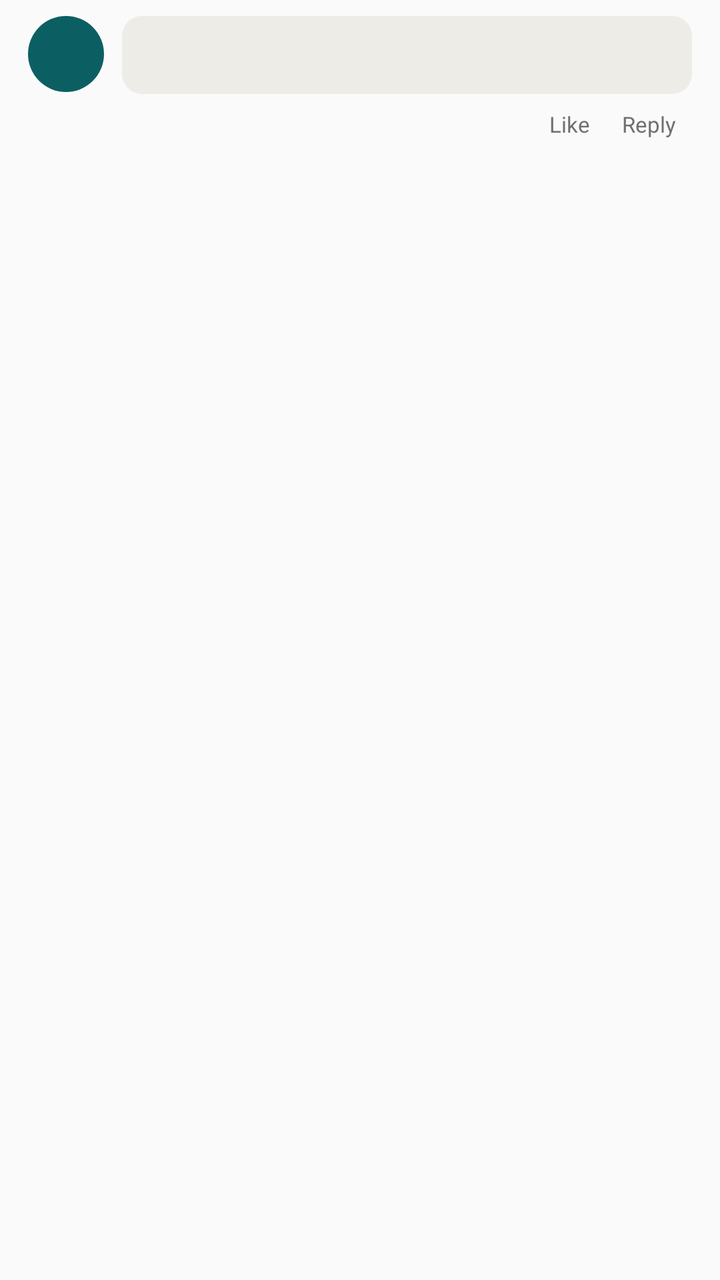
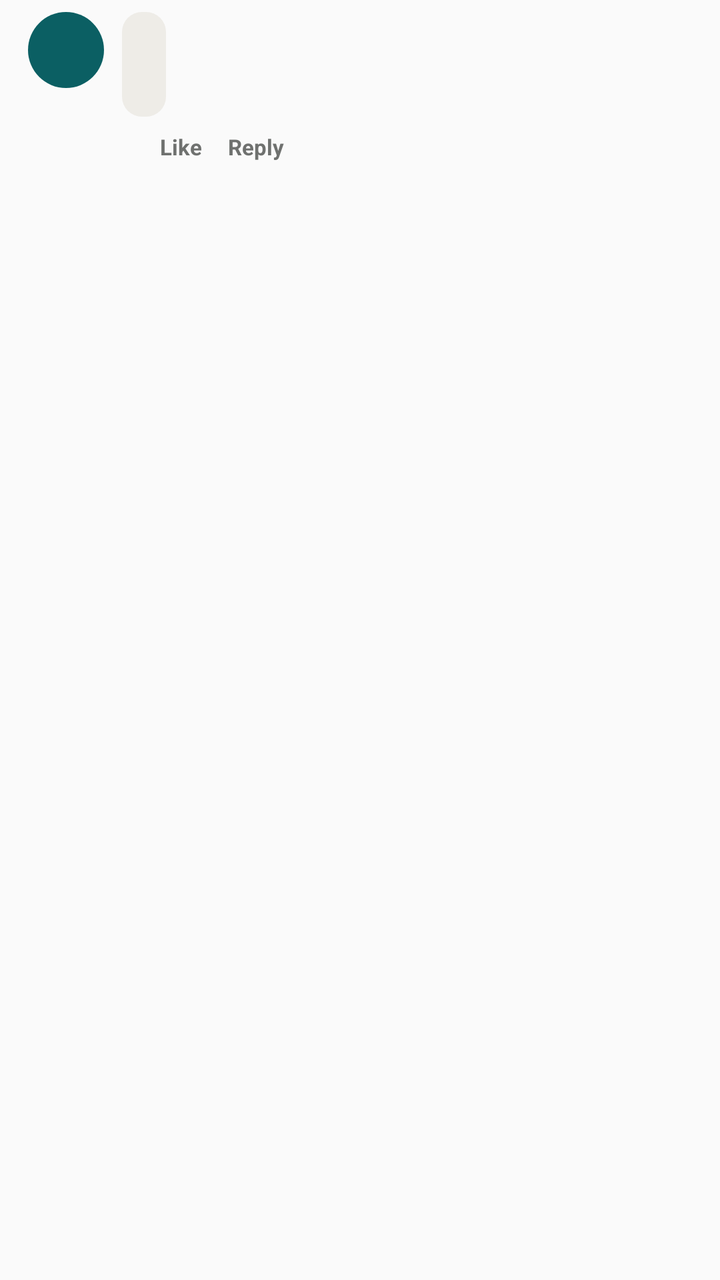

The first picture is an Android layout as it rendered before a commit; the second is the same layout after the commit. The layout source and the unified diff follow.
<!-- AndroidManifest.xml: application theme Theme.Kinnect -->
<!-- res/layout/item_comment.xml -->
<?xml version="1.0" encoding="utf-8"?>
<LinearLayout xmlns:android="http://schemas.android.com/apk/res/android"
    android:layout_width="match_parent"
    android:layout_height="wrap_content"
    android:orientation="horizontal"
    android:paddingHorizontal="14dp"
    android:paddingVertical="8dp">

    <TextView
        android:id="@+id/commentAvatar"
        style="@style/Avatar"
        android:layout_width="38dp"
        android:layout_height="38dp"
        android:textSize="11sp" />

    <LinearLayout
        android:layout_width="0dp"
        android:layout_height="wrap_content"
        android:layout_marginStart="9dp"
        android:layout_weight="1"
        android:orientation="vertical">

        <TextView
            android:id="@+id/commentText"
            style="@style/Body"
            android:layout_width="match_parent"
            android:layout_height="wrap_content"
            android:background="@drawable/rounded_soft"
            android:padding="10dp" />

        <LinearLayout
            android:layout_width="match_parent"
            android:layout_height="30dp"
            android:gravity="center_vertical">

            <TextView
                android:id="@+id/commentTime"
                style="@style/Meta"
                android:layout_width="0dp"
                android:layout_height="wrap_content"
                android:layout_weight="1" />

            <TextView
                android:id="@+id/commentLikeButton"
                style="@style/Meta"
                android:layout_width="wrap_content"
                android:layout_height="wrap_content"
                android:paddingHorizontal="8dp"
                android:text="Like" />

            <TextView
                android:id="@+id/commentReplyButton"
                style="@style/Meta"
                android:layout_width="wrap_content"
                android:layout_height="wrap_content"
                android:paddingHorizontal="8dp"
                android:text="Reply" />
        </LinearLayout>
    </LinearLayout>
</LinearLayout>
<!-- resources referenced by this layout -->
<resources>
  <!-- drawable rounded_soft (drawable) -->
  <shape xmlns:android="http://schemas.android.com/apk/res/android">
      <solid android:color="@color/surface_soft" />
      <corners android:radius="10dp" />
  </shape>
  <style name="Avatar"><item name="android:layout_width">50dp</item><item name="android:layout_height">50dp</item><item name="android:background">@drawable/circle_teal</item><item name="android:gravity">center</item><item name="android:textColor">@color/white</item><item name="android:textStyle">bold</item><item name="android:textSize">17sp</item></style>
  <style name="Body"><item name="android:fontFamily">sans</item><item name="android:textColor">@color/text_primary</item><item name="android:textSize">14sp</item></style>
  <style name="Meta"><item name="android:fontFamily">sans</item><item name="android:textColor">@color/text_secondary</item><item name="android:textSize">11sp</item></style>
  <style name="Theme.Kinnect" parent="Theme.AppCompat.Light.NoActionBar">
          <item name="android:statusBarColor">@android:color/transparent</item>
          <item name="android:navigationBarColor">@android:color/transparent</item>
          <item name="android:windowSoftInputMode">adjustResize</item>
          <item name="android:colorAccent">@color/primary</item>
          <item name="colorAccent">@color/primary</item>
      </style>
  <color name="surface_soft">#EEECE7</color>
  <!-- drawable circle_teal (drawable) -->
  <shape xmlns:android="http://schemas.android.com/apk/res/android" android:shape="oval"><solid android:color="@color/primary"/></shape>
  <color name="white">#FFFFFFFF</color>
  <color name="text_primary">#202124</color>
  <color name="text_secondary">#6F716F</color>
  <color name="primary">#0B5F63</color>
</resources>

<!-- the commit's change to res/layout/item_comment.xml (unified diff, before → after) -->
@@ -3,8 +3,24 @@
     android:layout_width="match_parent"
     android:layout_height="wrap_content"
     android:orientation="horizontal"
-    android:paddingHorizontal="14dp"
-    android:paddingVertical="8dp">
+    android:paddingStart="14dp"
+    android:paddingTop="6dp"
+    android:paddingEnd="14dp"
+    android:paddingBottom="2dp">
+
+    <FrameLayout
+        android:id="@+id/commentIndent"
+        android:layout_width="44dp"
+        android:layout_height="match_parent"
+        android:visibility="gone">
+
+        <View
+            android:layout_width="1dp"
+            android:layout_height="match_parent"
+            android:layout_marginStart="18dp"
+            android:background="@color/divider" />
+
+    </FrameLayout>
 
     <TextView
         android:id="@+id/commentAvatar"
@@ -20,13 +36,76 @@
         android:layout_weight="1"
         android:orientation="vertical">
 
-        <TextView
-            android:id="@+id/commentText"
-            style="@style/Body"
-            android:layout_width="match_parent"
-            android:layout_height="wrap_content"
+        <RelativeLayout
+            android:layout_width="wrap_content"
+            android:layout_height="wrap_content">
+
+            <LinearLayout
+                android:id="@+id/commentBubble"
+                android:layout_width="wrap_content"
+                android:layout_height="wrap_content"
+                android:background="@drawable/rounded_soft"
+                android:orientation="vertical"
+                android:paddingHorizontal="11dp"
+                android:paddingVertical="8dp">
+
+                <TextView
+                    android:id="@+id/commentAuthor"
+                    style="@style/Heading"
+                    android:layout_width="wrap_content"
+                    android:layout_height="wrap_content"
+                    android:textSize="13sp" />
+
+                <TextView
+                    android:id="@+id/commentText"
+                    style="@style/Body"
+                    android:layout_width="wrap_content"
+                    android:layout_height="wrap_content"
+                    android:layout_marginTop="1dp"
+                    android:textSize="13sp" />
+
+            </LinearLayout>
+
+            <LinearLayout
+                android:id="@+id/commentLikeBadge"
+                android:layout_width="wrap_content"
+                android:layout_height="22dp"
+                android:layout_alignEnd="@id/commentBubble"
+                android:layout_alignBottom="@id/commentBubble"
+                android:layout_marginEnd="-10dp"
+                android:layout_marginBottom="-10dp"
+                android:background="@drawable/rounded_white"
+                android:elevation="2dp"
+                android:gravity="center_vertical"
+                android:paddingHorizontal="5dp"
+                android:visibility="gone">
+
+                <ImageView
+                    android:layout_width="14dp"
+                    android:layout_height="14dp"
+                    android:contentDescription="Likes"
+                    android:src="@drawable/reaction_like" />
+
+                <TextView
+                    android:id="@+id/commentLikeCount"
+                    style="@style/Meta"
+                    android:layout_width="wrap_content"
+                    android:layout_height="wrap_content"
+                    android:layout_marginStart="3dp" />
+
+            </LinearLayout>
+
+        </RelativeLayout>
+
+        <ImageView
+            android:id="@+id/commentImage"
+            android:layout_width="190dp"
+            android:layout_height="140dp"
+            android:layout_marginTop="6dp"
             android:background="@drawable/rounded_soft"
-            android:padding="10dp" />
+            android:contentDescription="Comment photo"
+            android:scaleType="centerCrop"
+            android:visibility="gone" />
 
         <LinearLayout
             android:layout_width="match_parent"
@@ -36,25 +115,32 @@
             <TextView
                 android:id="@+id/commentTime"
                 style="@style/Meta"
-                android:layout_width="0dp"
+                android:layout_width="wrap_content"
                 android:layout_height="wrap_content"
-                android:layout_weight="1" />
+                android:layout_marginStart="10dp" />
 
             <TextView
                 android:id="@+id/commentLikeButton"
                 style="@style/Meta"
                 android:layout_width="wrap_content"
-                android:layout_height="wrap_content"
-                android:paddingHorizontal="8dp"
-                android:text="Like" />
+                android:layout_height="match_parent"
+                android:gravity="center_vertical"
+                android:paddingHorizontal="9dp"
+                android:text="Like"
+                android:textStyle="bold" />
 
             <TextView
                 android:id="@+id/commentReplyButton"
                 style="@style/Meta"
                 android:layout_width="wrap_content"
-                android:layout_height="wrap_content"
-                android:paddingHorizontal="8dp"
-                android:text="Reply" />
+                android:layout_height="match_parent"
+                android:gravity="center_vertical"
+                android:paddingHorizontal="4dp"
+                android:text="Reply"
+                android:textStyle="bold" />
+
         </LinearLayout>
+
     </LinearLayout>
+
 </LinearLayout>
<!-- resource entries referenced after the edit -->
@@ -1,12 +1,18 @@
 <!-- resources referenced by this layout -->
 <resources>
+  <color name="divider">#E4E2DD</color>
+  <!-- drawable reaction_like (drawable) -->
+  <vector xmlns:android="http://schemas.android.com/apk/res/android" android:width="40dp" android:height="40dp" android:viewportWidth="40" android:viewportHeight="40"><path android:fillColor="@color/reaction_blue" android:pathData="M20,0a20,20 0,1 0,0 40,20 20,0 0,0 0,-40z"/><path android:fillColor="@color/white" android:pathData="M8,31h6V16H8zM33,18c0,-1.4 -1.1,-2.5 -2.5,-2.5h-8l1.2,-5.8c0.2,-1 -0.6,-1.9 -1.6,-1.9 -0.4,0 -0.8,0.2 -1.1,0.5l-6,6V29h12c1,0 1.9,-0.6 2.3,-1.5l3.5,-8c0.1,-0.5 0.2,-1 0.2,-1.5z"/></vector>
   <!-- drawable rounded_soft (drawable) -->
   <shape xmlns:android="http://schemas.android.com/apk/res/android">
       <solid android:color="@color/surface_soft" />
       <corners android:radius="10dp" />
   </shape>
+  <!-- drawable rounded_white (drawable) -->
+  <shape xmlns:android="http://schemas.android.com/apk/res/android"><solid android:color="@color/white"/><corners android:radius="12dp"/><stroke android:width="1dp" android:color="@color/divider"/></shape>
   <style name="Avatar"><item name="android:layout_width">50dp</item><item name="android:layout_height">50dp</item><item name="android:background">@drawable/circle_teal</item><item name="android:gravity">center</item><item name="android:textColor">@color/white</item><item name="android:textStyle">bold</item><item name="android:textSize">17sp</item></style>
   <style name="Body"><item name="android:fontFamily">sans</item><item name="android:textColor">@color/text_primary</item><item name="android:textSize">14sp</item></style>
+  <style name="Heading"><item name="android:fontFamily">sans</item><item name="android:textColor">@color/text_primary</item><item name="android:textSize">16sp</item><item name="android:textStyle">bold</item></style>
   <style name="Meta"><item name="android:fontFamily">sans</item><item name="android:textColor">@color/text_secondary</item><item name="android:textSize">11sp</item></style>
   <style name="Theme.Kinnect" parent="Theme.AppCompat.Light.NoActionBar">
           <item name="android:statusBarColor">@android:color/transparent</item>
@@ -15,6 +21,7 @@
           <item name="android:colorAccent">@color/primary</item>
           <item name="colorAccent">@color/primary</item>
       </style>
+  <color name="reaction_blue">#1686A0</color>
   <color name="surface_soft">#EEECE7</color>
   <!-- drawable circle_teal (drawable) -->
   <shape xmlns:android="http://schemas.android.com/apk/res/android" android:shape="oval"><solid android:color="@color/primary"/></shape>
